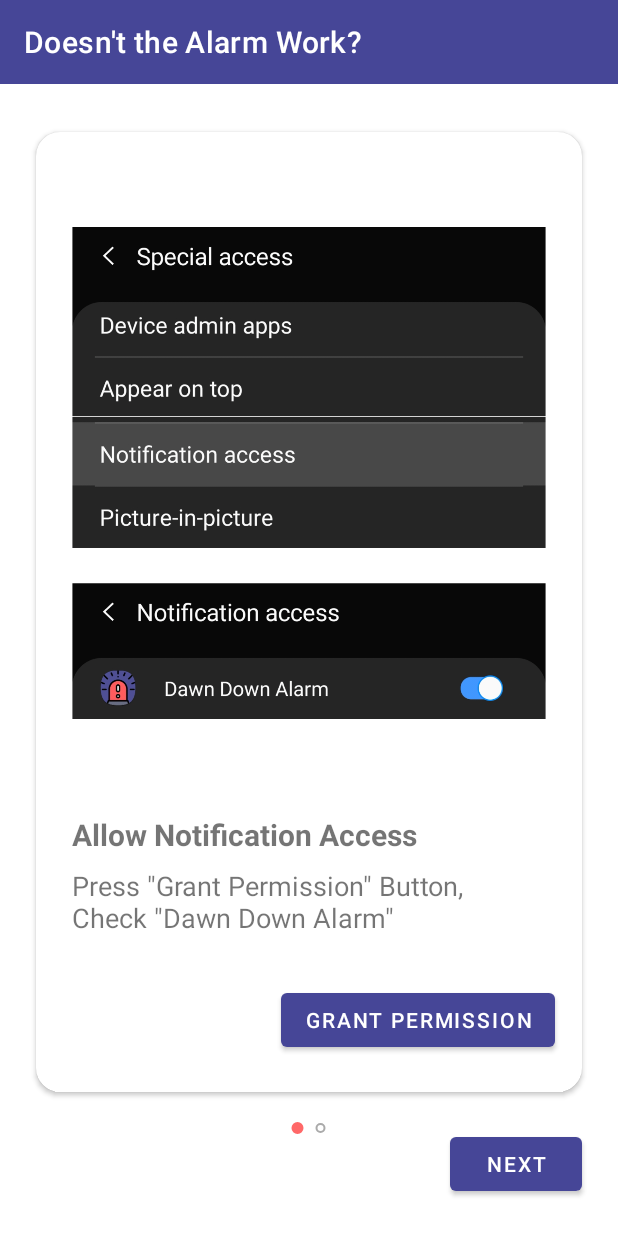
After one commit to roomedia/Noti_Alarm, an Android app: the fragment HelpFragment placed in its activity, on a phone screen of 412 x 824 dp. The commit adds this screen. Run offline under Robolectric (Android 15) with nearby library versions, the phone set to English and light mode, and no system bars; our stand-ins replace AdMob.

Commit message:
add help messages

```diff
--- a/app/build.gradle
+++ b/app/build.gradle
@@ -13,8 +13,8 @@ android {
         applicationId "com.roo_media_.noti_alarm"
         minSdkVersion 21
         targetSdkVersion 30
-        versionCode 3
-        versionName "1.3"
+        versionCode 4
+        versionName "1.41"
 
         testInstrumentationRunner "androidx.test.runner.AndroidJUnitRunner"
     }
--- /dev/null
+++ b/app/src/main/java/com/roomedia/dawn_down_alarm/presentation/view/fragment/HelpContentFragment.kt
@@ -0,0 +1,51 @@
+package com.roomedia.dawn_down_alarm.presentation.view.fragment
+
+import android.content.Intent
+import android.os.Bundle
+import android.view.LayoutInflater
+import android.view.View
+import android.view.ViewGroup
+import androidx.fragment.app.Fragment
+import com.roomedia.dawn_down_alarm.R
+import com.roomedia.dawn_down_alarm.databinding.FragmentHelpContentBinding
+import com.roomedia.dawn_down_alarm.presentation.AlarmApplication
+
+class HelpContentFragment(private val position: Int) : Fragment() {
+
+    private var _binding: FragmentHelpContentBinding? = null
+    private val binding get() = _binding!!
+
+    override fun onCreateView(
+        inflater: LayoutInflater,
+        container: ViewGroup?,
+        savedInstanceState: Bundle?
+    ): View {
+        _binding = FragmentHelpContentBinding.inflate(inflater, container, false).apply {
+            contentImageView.setImageDrawable(HELP_IMAGE_ARRAY.getDrawable(position))
+            titleTextView.text = HELP_TITLE_ARRAY[position]
+            bodyTextView.text = HELP_BODY_ARRAY[position]
+            extraFunctionButton.text = HELP_BUTTON_ARRAY[position]
+            extraFunctionButton.setOnClickListener {
+                val action = when (position) {
+                    0 -> "android.settings.ACTION_NOTIFICATION_LISTENER_SETTINGS"
+                    1 -> "android.settings.MANAGE_ALL_APPLICATIONS_SETTINGS"
+                    else -> ""
+                }
+                startActivity(Intent(action))
+            }
+        }
+        return binding.root
+    }
+
+    override fun onDestroyView() {
+        super.onDestroyView()
+        _binding = null
+    }
+
+    companion object {
+        private val HELP_IMAGE_ARRAY = AlarmApplication.instance.resources.obtainTypedArray(R.array.help_image)
+        private val HELP_TITLE_ARRAY = AlarmApplication.instance.resources.getStringArray(R.array.help_title)
+        private val HELP_BODY_ARRAY = AlarmApplication.instance.resources.getStringArray(R.array.help_body)
+        private val HELP_BUTTON_ARRAY = AlarmApplication.instance.resources.getStringArray(R.array.help_button)
+    }
+}
--- /dev/null
+++ b/app/src/main/java/com/roomedia/dawn_down_alarm/presentation/view/fragment/HelpFragment.kt
@@ -0,0 +1,46 @@
+package com.roomedia.dawn_down_alarm.presentation.view.fragment
+
+import android.os.Bundle
+import android.view.LayoutInflater
+import android.view.View
+import android.view.ViewGroup
+import androidx.fragment.app.Fragment
+import androidx.viewpager2.adapter.FragmentStateAdapter
+import com.google.android.material.tabs.TabLayoutMediator
+import com.roomedia.dawn_down_alarm.R
+import com.roomedia.dawn_down_alarm.databinding.FragmentHelpBinding
+
+class HelpFragment : Fragment() {
+
+    private var _binding: FragmentHelpBinding? = null
+    private val binding get() = _binding!!
+
+    override fun onCreateView(
+        inflater: LayoutInflater,
+        container: ViewGroup?,
+        savedInstanceState: Bundle?
+    ): View {
+        _binding = FragmentHelpBinding.inflate(inflater, container, false).also {
+            it.viewPager2.adapter = ScreenSlidePagerAdapter(this)
+            it.nextButton.setOnClickListener { _ ->
+                it.viewPager2.currentItem = (it.viewPager2.currentItem + 1) % NUM_PAGES
+            }
+            TabLayoutMediator(it.tabLayout, it.viewPager2) { _, _ -> }.attach()
+        }
+        return binding.root
+    }
+
+    override fun onDestroyView() {
+        super.onDestroyView()
+        _binding = null
+    }
+
+    private inner class ScreenSlidePagerAdapter(fragment: Fragment) : FragmentStateAdapter(fragment) {
+        override fun getItemCount() = NUM_PAGES
+        override fun createFragment(position: Int) = HelpContentFragment(position)
+    }
+
+    companion object {
+        private const val NUM_PAGES = 2
+    }
+}
--- /dev/null
+++ b/app/src/main/res/drawable/ic_baseline_help_24.xml
@@ -0,0 +1,10 @@
+<vector xmlns:android="http://schemas.android.com/apk/res/android"
+    android:width="24dp"
+    android:height="24dp"
+    android:viewportWidth="24"
+    android:viewportHeight="24"
+    android:tint="?attr/colorControlNormal">
+  <path
+      android:fillColor="@android:color/white"
+      android:pathData="M12,2C6.48,2 2,6.48 2,12s4.48,10 10,10 10,-4.48 10,-10S17.52,2 12,2zM13,19h-2v-2h2v2zM15.07,11.25l-0.9,0.92C13.45,12.9 13,13.5 13,15h-2v-0.5c0,-1.1 0.45,-2.1 1.17,-2.83l1.24,-1.26c0.37,-0.36 0.59,-0.86 0.59,-1.41 0,-1.1 -0.9,-2 -2,-2s-2,0.9 -2,2L8,9c0,-2.21 1.79,-4 4,-4s4,1.79 4,4c0,0.88 -0.36,1.68 -0.93,2.25z"/>
+</vector>
--- /dev/null
+++ b/app/src/main/res/drawable/tab_selector.xml
@@ -0,0 +1,22 @@
+<?xml version="1.0" encoding="utf-8"?>
+<selector xmlns:android="http://schemas.android.com/apk/res/android">
+    <item android:state_selected="true">
+        <shape
+            android:innerRadius="0dp"
+            android:shape="ring"
+            android:thickness="4dp"
+            android:useLevel="false">
+            <solid android:color="@color/colorAccent" />
+        </shape>
+    </item>
+
+    <item>
+        <shape
+            android:innerRadius="2dp"
+            android:shape="ring"
+            android:thickness="1dp"
+            android:useLevel="false">
+            <solid android:color="@android:color/darker_gray" />
+        </shape>
+    </item>
+</selector>
--- a/app/src/main/res/layout/fragment_grant.xml
+++ b/app/src/main/res/layout/fragment_grant.xml
@@ -25,6 +25,7 @@
         android:layout_marginTop="16dp"
         android:text="@string/grant_button_description"
         android:textStyle="bold"
+        android:textColor="@android:color/primary_text_dark"
         app:layout_constraintEnd_toEndOf="parent"
         app:layout_constraintStart_toStartOf="parent"
         app:layout_constraintTop_toBottomOf="@+id/grantTextView" />
--- /dev/null
+++ b/app/src/main/res/layout/fragment_help.xml
@@ -0,0 +1,68 @@
+<?xml version="1.0" encoding="utf-8"?>
+<androidx.constraintlayout.widget.ConstraintLayout xmlns:android="http://schemas.android.com/apk/res/android"
+    xmlns:app="http://schemas.android.com/apk/res-auto"
+    xmlns:tools="http://schemas.android.com/tools"
+
+
+    android:id="@+id/coordinatorLayout"
+    android:layout_width="match_parent"
+    android:layout_height="match_parent">
+
+    <androidx.appcompat.widget.Toolbar
+        android:id="@+id/toolbar"
+        android:layout_width="match_parent"
+        android:layout_height="wrap_content"
+        android:background="?attr/colorPrimary"
+        android:minHeight="?attr/actionBarSize"
+        android:theme="?attr/actionBarTheme"
+        app:layout_constraintEnd_toEndOf="parent"
+        app:layout_constraintStart_toStartOf="parent"
+        app:layout_constraintTop_toTopOf="parent"
+        app:title="@string/help_title"
+        app:titleTextColor="@android:color/primary_text_dark" />
+
+    <androidx.cardview.widget.CardView
+        android:id="@+id/cardView"
+        android:layout_width="match_parent"
+        android:layout_height="0dp"
+        android:layout_marginStart="24dp"
+        android:layout_marginTop="32dp"
+        android:layout_marginEnd="24dp"
+        android:layout_marginBottom="96dp"
+        app:cardCornerRadius="16dp"
+        app:layout_constraintBottom_toBottomOf="parent"
+        app:layout_constraintEnd_toEndOf="parent"
+        app:layout_constraintStart_toStartOf="parent"
+        app:layout_constraintTop_toBottomOf="@+id/toolbar">
+
+        <androidx.viewpager2.widget.ViewPager2
+            android:id="@+id/viewPager2"
+            android:layout_width="match_parent"
+            android:layout_height="match_parent" />
+    </androidx.cardview.widget.CardView>
+
+    <com.google.android.material.tabs.TabLayout
+        android:id="@+id/tabLayout"
+        android:layout_width="wrap_content"
+        android:layout_height="wrap_content"
+        app:layout_constraintEnd_toEndOf="parent"
+        app:layout_constraintStart_toStartOf="parent"
+        app:layout_constraintTop_toBottomOf="@+id/cardView"
+        app:tabBackground="@drawable/tab_selector"
+        app:tabGravity="center"
+        app:tabIndicatorHeight="0dp"
+        app:tabMinWidth="15dp"
+        app:tabMode="scrollable"
+        app:tabPaddingEnd="0dp"
+        app:tabPaddingStart="0dp"/>
+
+    <Button
+        android:id="@+id/nextButton"
+        android:layout_width="wrap_content"
+        android:layout_height="wrap_content"
+        android:text="@string/next"
+        android:textColor="@android:color/primary_text_dark"
+        app:layout_constraintBottom_toBottomOf="parent"
+        app:layout_constraintEnd_toEndOf="@+id/cardView"
+        app:layout_constraintTop_toBottomOf="@+id/cardView" />
+</androidx.constraintlayout.widget.ConstraintLayout>
--- /dev/null
+++ b/app/src/main/res/layout/fragment_help_content.xml
@@ -0,0 +1,58 @@
+<?xml version="1.0" encoding="utf-8"?>
+<androidx.constraintlayout.widget.ConstraintLayout xmlns:android="http://schemas.android.com/apk/res/android"
+    xmlns:app="http://schemas.android.com/apk/res-auto"
+    xmlns:tools="http://schemas.android.com/tools"
+    android:layout_width="match_parent"
+    android:layout_height="match_parent">
+
+    <ImageView
+        android:id="@+id/contentImageView"
+        android:layout_width="0dp"
+        android:layout_height="0dp"
+        android:layout_marginStart="24dp"
+        android:layout_marginTop="24dp"
+        android:layout_marginEnd="24dp"
+        android:layout_marginBottom="24dp"
+        app:layout_constraintBottom_toTopOf="@+id/titleTextView"
+        app:layout_constraintEnd_toEndOf="parent"
+        app:layout_constraintStart_toStartOf="parent"
+        app:layout_constraintTop_toTopOf="parent"
+        tools:srcCompat="@tools:sample/avatars"
+        tools:ignore="ContentDescription" />
+
+    <TextView
+        android:id="@+id/titleTextView"
+        android:layout_width="wrap_content"
+        android:layout_height="wrap_content"
+        android:layout_marginBottom="8dp"
+        android:textSize="20sp"
+        android:textStyle="bold"
+        app:layout_constraintBottom_toTopOf="@+id/bodyTextView"
+        app:layout_constraintStart_toStartOf="@+id/bodyTextView"
+        tools:text="@array/help_title" />
+
+    <TextView
+        android:id="@+id/bodyTextView"
+        android:layout_width="0dp"
+        android:layout_height="wrap_content"
+        android:layout_marginStart="24dp"
+        android:layout_marginEnd="24dp"
+        android:layout_marginBottom="32dp"
+        android:textSize="18sp"
+        app:layout_constraintBottom_toTopOf="@+id/extraFunctionButton"
+        app:layout_constraintEnd_toEndOf="parent"
+        app:layout_constraintStart_toStartOf="parent"
+        tools:text="@array/help_body" />
+
+    <Button
+        android:id="@+id/extraFunctionButton"
+        android:layout_width="wrap_content"
+        android:layout_height="wrap_content"
+        android:layout_marginBottom="24dp"
+        android:textColor="@android:color/primary_text_dark"
+        app:layout_constraintBottom_toBottomOf="parent"
+        app:layout_constraintEnd_toEndOf="parent"
+        app:layout_constraintHorizontal_bias=".9"
+        app:layout_constraintStart_toStartOf="parent"
+        tools:text="@array/help_button" />
+</androidx.constraintlayout.widget.ConstraintLayout>
--- a/app/src/main/res/menu/menu_nav.xml
+++ b/app/src/main/res/menu/menu_nav.xml
@@ -6,6 +6,10 @@
         android:icon="@drawable/ic_baseline_apps_24"
         android:title="@string/apps" />
     <item
+        android:id="@id/helpFragment"
+        android:icon="@drawable/ic_baseline_help_24"
+        android:title="@string/help_label" />
+    <item
         android:id="@id/settingsFragment"
         android:icon="@drawable/ic_baseline_settings_24"
         android:title="@string/settings" />
--- a/app/src/main/res/navigation/nav_graph.xml
+++ b/app/src/main/res/navigation/nav_graph.xml
@@ -12,6 +12,12 @@
         tools:layout="@layout/fragment_list" />
 
     <fragment
+        android:id="@+id/helpFragment"
+        android:name="com.roomedia.dawn_down_alarm.presentation.view.fragment.HelpFragment"
+        android:label="@string/help_label"
+        tools:layout="@layout/fragment_help" />
+
+    <fragment
         android:id="@+id/settingsFragment"
         android:name="com.roomedia.dawn_down_alarm.presentation.view.fragment.SettingsFragment"
         android:label="@string/settings"
--- a/app/src/main/res/values/strings.xml
+++ b/app/src/main/res/values/strings.xml
@@ -1,4 +1,5 @@
 <?xml version="1.0" encoding="utf-8"?>
+<!--suppress CheckTagEmptyBody -->
 <resources>
     <string name="app_name">Dawn Down Alarm</string>
     <string name="icon_description">app icon</string>
@@ -33,4 +34,24 @@
     <string name="vibration">Vibration</string>
     <string name="test">Test</string>
     <string name="test_notification">TEST ALARM\nThis is a test alarm to confirm user settings</string>
+
+    <string name="next">Next</string>
+    <string name="help_label">Help</string>
+    <string name="help_title">Doesn\'t the Alarm Work?</string>
+    <array name="help_image">
+        <item>@drawable/grant_permission</item>
+        <item>@drawable/show_notifications</item>
+    </array>
+    <string-array name="help_title">
+        <item>Allow Notification Access</item>
+        <item>Allow Application Notification</item>
+    </string-array>
+    <string-array name="help_body">
+        <item>Press \"Grant Permission\" Button,\nCheck \"Dawn Down Alarm\"</item>
+        <item>Press \"Allow Notification\" Button,\nCheck \"Show notifications\"</item>
+    </string-array>
+    <string-array name="help_button">
+        <item>Grant Permission</item>
+        <item>Allow Notification</item>
+    </string-array>
 </resources>
```
Also changed, not shown: app/src/main/res/drawable-ko/grant_permission.png (added), app/src/main/res/drawable-ko/show_notifications.png (added), app/src/main/res/drawable/grant_permission.png (added), app/src/main/res/drawable/show_notifications.png (added), 1 other file.
